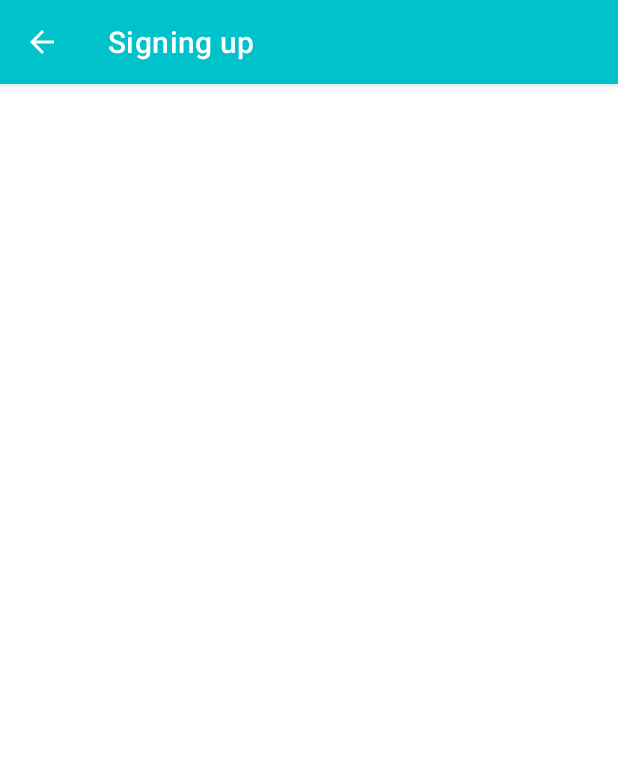
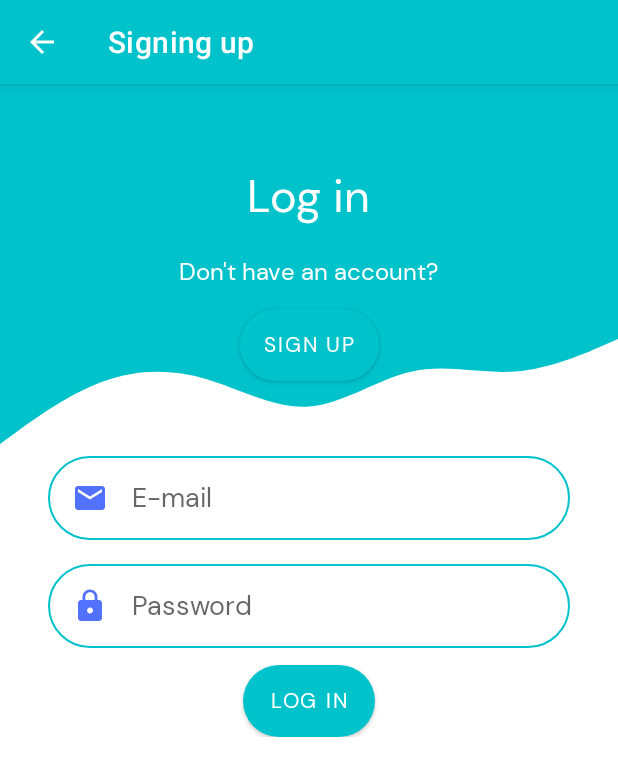
Before and after one commit to desparza13/Productivife, an Android app: the LoginActivity screen opened directly, with no data from a screen before it, on a phone screen of 412 x 824 dp. Shown: the top 776 px of the screen. Run offline under Robolectric (Android 15) with nearby library versions, the phone set to English and light mode, and no system bars.

Commit message:
"Create login layout"

```diff
--- a/app/src/main/res/layout/activity_login.xml
+++ b/app/src/main/res/layout/activity_login.xml
@@ -1,9 +1,130 @@
 <?xml version="1.0" encoding="utf-8"?>
-<androidx.constraintlayout.widget.ConstraintLayout xmlns:android="http://schemas.android.com/apk/res/android"
+<ScrollView xmlns:android="http://schemas.android.com/apk/res/android"
     xmlns:app="http://schemas.android.com/apk/res-auto"
     xmlns:tools="http://schemas.android.com/tools"
     android:layout_width="match_parent"
     android:layout_height="match_parent"
-    tools:context=".LoginActivity">
+    android:textAlignment="center"
+    tools:context=".SignUpActivity">
+    <androidx.constraintlayout.widget.ConstraintLayout
+        android:layout_width="match_parent"
+        android:layout_height="match_parent">
+        <View
+            android:id="@+id/topView"
+            android:layout_width="0dp"
+            android:layout_height="150dp"
+            android:background="@color/colorPrimary"
+            app:layout_constraintEnd_toEndOf="parent"
+            app:layout_constraintStart_toStartOf="parent"
+            app:layout_constraintTop_toTopOf="parent" />
 
-</androidx.constraintlayout.widget.ConstraintLayout>
+        <View
+            android:id="@+id/view2"
+            android:layout_width="0dp"
+            android:layout_height="100dp"
+            android:background="@drawable/wave"
+            app:layout_constraintEnd_toEndOf="parent"
+            app:layout_constraintStart_toStartOf="parent"
+            app:layout_constraintTop_toBottomOf="@+id/topView" />
+
+        <TextView
+            android:id="@+id/tvtopText"
+            android:layout_width="wrap_content"
+            android:layout_height="wrap_content"
+            android:layout_marginStart="16dp"
+            android:layout_marginTop="55dp"
+            android:layout_marginEnd="16dp"
+            android:fontFamily="@font/dmsans"
+            android:text="@string/log_in"
+            android:textColor="#FFFFFF"
+            android:textSize="30sp"
+            app:layout_constraintEnd_toEndOf="parent"
+            app:layout_constraintStart_toStartOf="@+id/topView"
+            app:layout_constraintTop_toTopOf="parent" />
+
+        <TextView
+            android:id="@+id/tvHaveAccount"
+            android:layout_width="wrap_content"
+            android:layout_height="wrap_content"
+            android:layout_marginStart="16dp"
+            android:layout_marginTop="20dp"
+            android:layout_marginEnd="16dp"
+            android:fontFamily="@font/dmsans"
+            android:text="@string/don_t_have_an_account"
+            android:textColor="#FFFFFF"
+            android:textSize="16sp"
+            app:layout_constraintEnd_toEndOf="parent"
+            app:layout_constraintHorizontal_bias="0.498"
+            app:layout_constraintStart_toStartOf="@+id/topView"
+            app:layout_constraintTop_toBottomOf="@+id/tvtopText" />
+
+
+        <EditText
+            android:id="@+id/etEmail"
+            android:layout_width="0dp"
+            android:layout_height="wrap_content"
+            android:layout_marginStart="32dp"
+            android:layout_marginTop="50dp"
+            android:layout_marginEnd="32dp"
+            android:autofillHints=""
+            android:background="@drawable/round_border"
+            android:drawableStart="@drawable/ic_email"
+            android:drawablePadding="16dp"
+            android:ems="10"
+            android:hint="@string/e_mail"
+            android:inputType="text|textEmailAddress"
+            android:padding="16dp"
+            android:fontFamily="@font/dmsans"
+            app:layout_constraintEnd_toEndOf="parent"
+            app:layout_constraintHorizontal_bias="0.0"
+            app:layout_constraintStart_toStartOf="parent"
+            app:layout_constraintTop_toBottomOf="@+id/btnSignup" />
+        <EditText
+            android:id="@+id/etPassword"
+            android:layout_width="0dp"
+            android:layout_height="wrap_content"
+            android:layout_marginStart="32dp"
+            android:layout_marginTop="16dp"
+            android:layout_marginEnd="32dp"
+            android:autofillHints=""
+            android:background="@drawable/round_border"
+            android:drawableStart="@drawable/ic_lock"
+            android:drawablePadding="16dp"
+            android:ems="10"
+            android:hint="@string/password"
+            android:inputType="textPassword"
+            android:padding="16dp"
+            android:fontFamily="@font/dmsans"
+            app:layout_constraintEnd_toEndOf="parent"
+            app:layout_constraintHorizontal_bias="0.0"
+            app:layout_constraintStart_toStartOf="parent"
+            app:layout_constraintTop_toBottomOf="@+id/etEmail"
+            app:passwordToggleEnabled="true"
+            />
+
+        <Button
+            android:id="@+id/btnSignup"
+            android:layout_width="wrap_content"
+            android:layout_height="wrap_content"
+            android:background="@drawable/round_background"
+            android:fontFamily="@font/dmsans"
+            android:text="Sign up"
+            app:layout_constraintEnd_toEndOf="parent"
+            app:layout_constraintStart_toStartOf="parent"
+            app:layout_constraintTop_toBottomOf="@+id/topView" />
+
+        <Button
+            android:id="@+id/btnLogin"
+            android:layout_width="wrap_content"
+            android:layout_height="wrap_content"
+            android:layout_marginTop="11dp"
+            android:background="@drawable/round_background"
+            android:text="Log in"
+            android:fontFamily="@font/dmsans"
+            app:layout_constraintEnd_toEndOf="parent"
+            app:layout_constraintHorizontal_bias="0.501"
+            app:layout_constraintStart_toStartOf="parent"
+            app:layout_constraintTop_toBottomOf="@+id/etPassword" />
+    </androidx.constraintlayout.widget.ConstraintLayout>
+
+</ScrollView>
--- a/app/src/main/res/values/strings.xml
+++ b/app/src/main/res/values/strings.xml
@@ -8,4 +8,6 @@
     <string name="password">Password</string>
     <string name="confirm_password">Confirm password</string>
     <string name="logout">logout</string>
+    <string name="log_in">Log in</string>
+    <string name="don_t_have_an_account">Don\'t have an account?</string>
 </resources>
```
